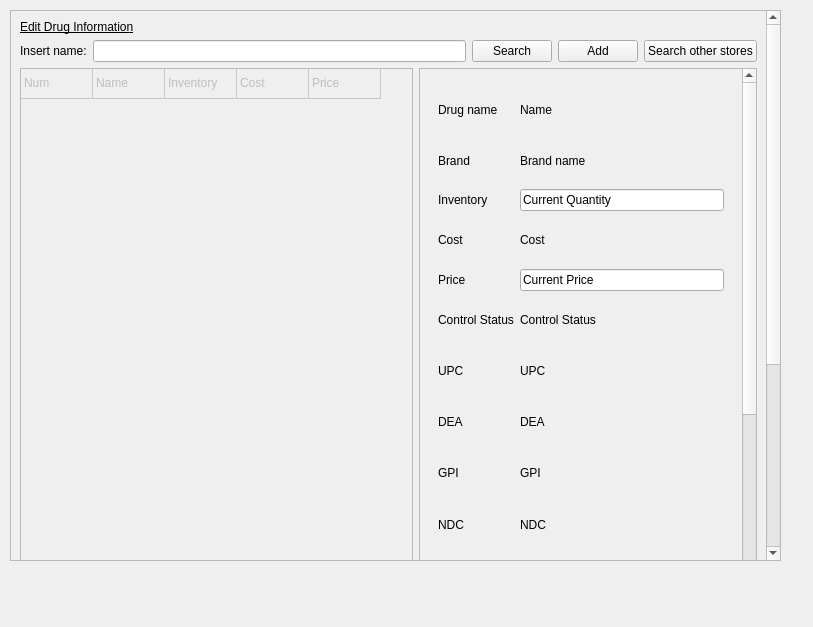
Above: managementscreen.ui from WNewsome/Pharmaceutical-Point-of-Sale before the change. Below: the same form after it.
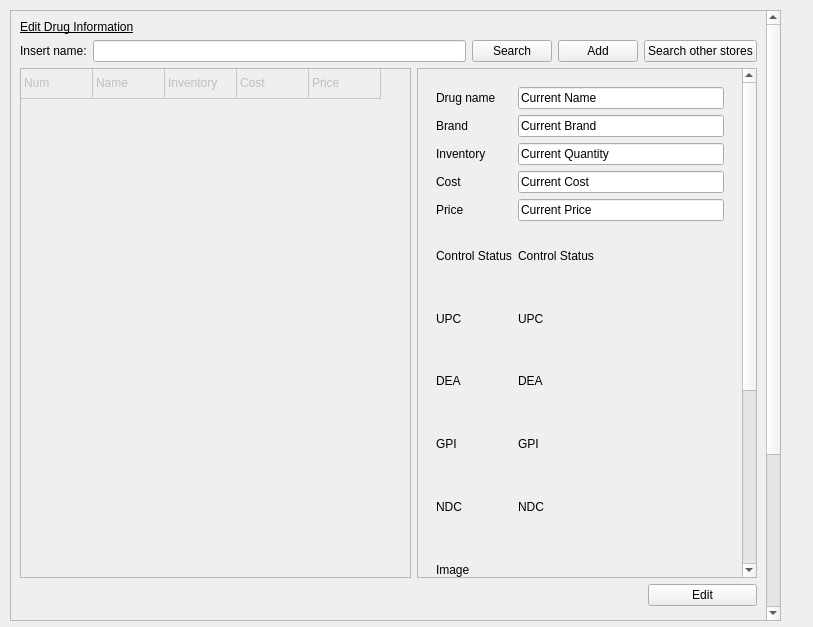
That is the form after the change.

Commit message: required all areas to be filled in on management screen

Patch:
```diff
--- a/managementscreen.ui
+++ b/managementscreen.ui
@@ -19,7 +19,7 @@
      <x>10</x>
      <y>10</y>
      <width>771</width>
-     <height>551</height>
+     <height>611</height>
     </rect>
    </property>
    <property name="minimumSize">
@@ -35,9 +35,9 @@
     <property name="geometry">
      <rect>
       <x>0</x>
-      <y>0</y>
+      <y>-20</y>
       <width>748</width>
-      <height>916</height>
+      <height>897</height>
      </rect>
     </property>
     <layout class="QGridLayout" name="gridLayout_4">
@@ -62,7 +62,7 @@
        <property name="minimumSize">
         <size>
          <width>341</width>
-         <height>529</height>
+         <height>510</height>
         </size>
        </property>
        <property name="rowCount">
@@ -138,10 +138,16 @@
      </item>
      <item row="2" column="1" colspan="3">
       <widget class="QScrollArea" name="scrollArea_2">
+       <property name="sizePolicy">
+        <sizepolicy hsizetype="Expanding" vsizetype="Expanding">
+         <horstretch>0</horstretch>
+         <verstretch>0</verstretch>
+        </sizepolicy>
+       </property>
        <property name="minimumSize">
         <size>
-         <width>338</width>
-         <height>0</height>
+         <width>340</width>
+         <height>510</height>
         </size>
        </property>
        <property name="widgetResizable">
@@ -169,63 +175,63 @@
             </size>
            </property>
            <layout class="QGridLayout" name="gridLayout_8">
-            <item row="10" column="0">
+            <item row="11" column="0">
              <widget class="QLabel" name="label_57">
               <property name="text">
                <string>Image</string>
               </property>
              </widget>
             </item>
-            <item row="9" column="0">
+            <item row="10" column="0">
              <widget class="QLabel" name="label_51">
               <property name="text">
                <string>NDC</string>
               </property>
              </widget>
             </item>
-            <item row="2" column="0">
+            <item row="3" column="0">
              <widget class="QLabel" name="label_55">
               <property name="text">
                <string>Inventory</string>
               </property>
              </widget>
             </item>
-            <item row="6" column="0">
+            <item row="7" column="0">
              <widget class="QLabel" name="label_48">
               <property name="text">
                <string>UPC</string>
               </property>
              </widget>
             </item>
-            <item row="5" column="0">
+            <item row="6" column="0">
              <widget class="QLabel" name="label_50">
               <property name="text">
                <string>Control Status</string>
               </property>
              </widget>
             </item>
-            <item row="0" column="1">
-             <widget class="QLabel" name="drugnames">
+            <item row="2" column="1">
+             <widget class="QLineEdit" name="brands">
               <property name="text">
-               <string>Name</string>
+               <string>Current Brand</string>
               </property>
              </widget>
             </item>
-            <item row="4" column="1">
+            <item row="5" column="1">
              <widget class="QLineEdit" name="prices">
               <property name="text">
                <string>Current Price</string>
               </property>
              </widget>
             </item>
-            <item row="8" column="1">
+            <item row="9" column="1">
              <widget class="QLabel" name="GPI_5">
               <property name="text">
                <string>GPI</string>
               </property>
              </widget>
             </item>
-            <item row="7" column="0">
+            <item row="8" column="0">
              <widget class="QLabel" name="label_54">
               <property name="text">
                <string>DEA</string>
@@ -239,80 +245,80 @@
               </property>
              </widget>
             </item>
-            <item row="6" column="1">
+            <item row="0" column="1">
+             <widget class="QLineEdit" name="drugnames">
+              <property name="text">
+               <string>Current Name</string>
+              </property>
+             </widget>
+            </item>
+            <item row="7" column="1">
              <widget class="QLabel" name="UPCs">
               <property name="text">
                <string>UPC</string>
               </property>
              </widget>
             </item>
-            <item row="4" column="0">
+            <item row="5" column="0">
              <widget class="QLabel" name="label_49">
               <property name="text">
                <string>Price</string>
               </property>
              </widget>
             </item>
-            <item row="9" column="1">
+            <item row="10" column="1">
              <widget class="QLabel" name="NPCs">
               <property name="text">
                <string>NDC</string>
               </property>
              </widget>
             </item>
-            <item row="1" column="0">
+            <item row="2" column="0">
              <widget class="QLabel" name="label_47">
               <property name="text">
                <string>Brand</string>
               </property>
              </widget>
             </item>
-            <item row="3" column="0">
+            <item row="4" column="0">
              <widget class="QLabel" name="label_53">
               <property name="text">
                <string>Cost</string>
               </property>
              </widget>
             </item>
-            <item row="8" column="0">
+            <item row="4" column="1">
+             <widget class="QLineEdit" name="cost">
+              <property name="text">
+               <string>Current Cost</string>
+              </property>
+             </widget>
+            </item>
+            <item row="9" column="0">
              <widget class="QLabel" name="label_56">
               <property name="text">
                <string>GPI</string>
               </property>
              </widget>
             </item>
-            <item row="1" column="1">
-             <widget class="QLabel" name="brands">
-              <property name="text">
-               <string>Brand name</string>
-              </property>
-             </widget>
-            </item>
-            <item row="5" column="1">
-             <widget class="QLabel" name="controls">
-              <property name="text">
-               <string>Control Status</string>
-              </property>
-             </widget>
-            </item>
-            <item row="7" column="1">
+            <item row="8" column="1">
              <widget class="QLabel" name="DEA_5">
               <property name="text">
                <string>DEA</string>
               </property>
              </widget>
             </item>
-            <item row="2" column="1">
+            <item row="3" column="1">
              <widget class="QLineEdit" name="quantity">
               <property name="text">
                <string>Current Quantity</string>
               </property>
              </widget>
             </item>
-            <item row="3" column="1">
-             <widget class="QLabel" name="Cost_5">
+            <item row="6" column="1">
+             <widget class="QLabel" name="controls">
               <property name="text">
-               <string>Cost</string>
+               <string>Control Status</string>
               </property>
              </widget>
             </item>
```
Left out of the diff: 6 changed lines with no effect on the pictures. The commit also changes 7 other files.
